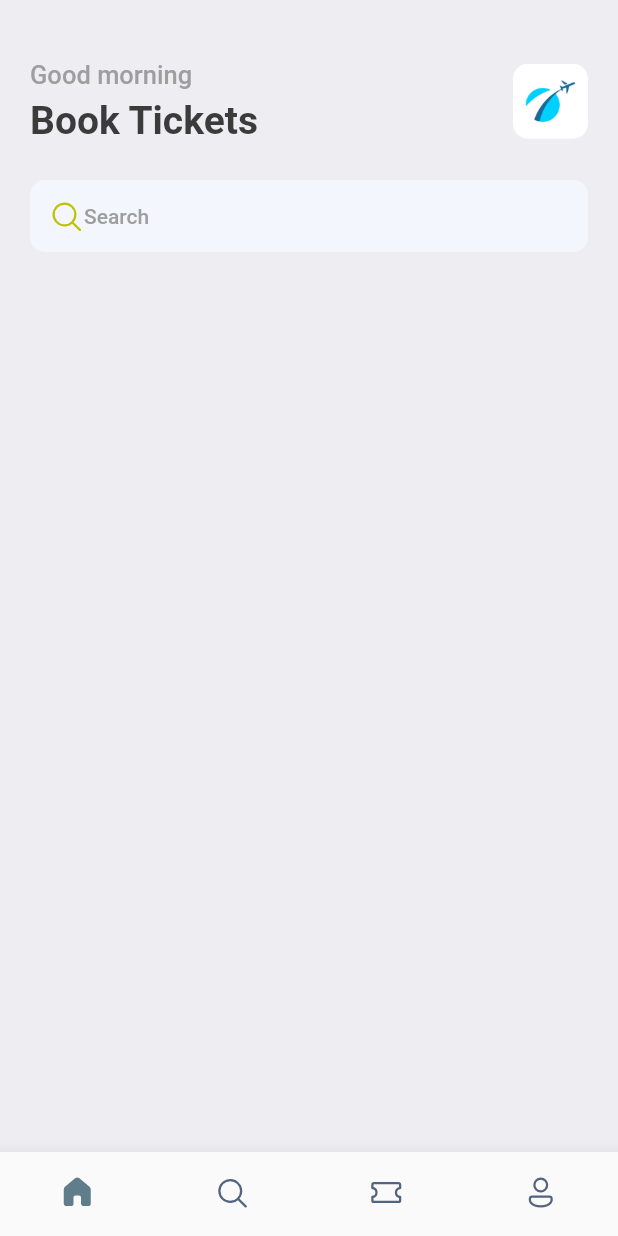
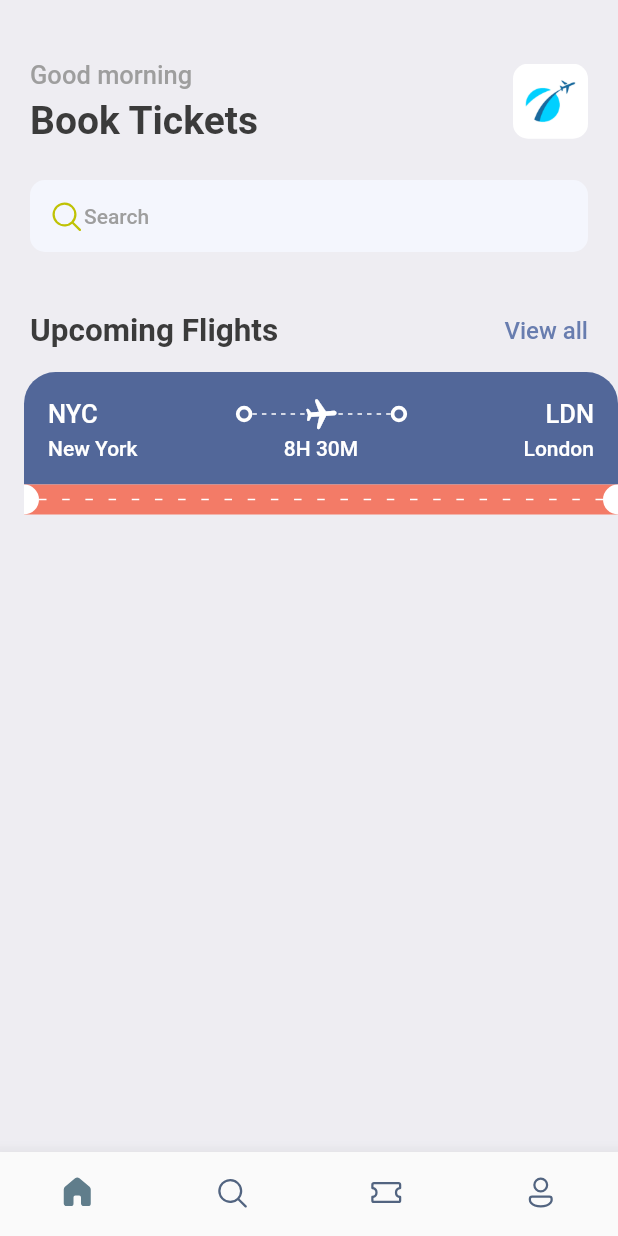
Before and after one commit to Morpa/BookTickets, a Flutter app: the screen it shows after launch, on a phone screen of 412 x 824 dp. Run offline on Flutter 3.47's test engine with Material 2 defaults, Android fonts, the phone set to English and light mode, and no system bars; our stand-ins replace fluentui_icons, gap.

Commit message:
init ticket

```diff
--- a/lib/screens/home_screen.dart
+++ b/lib/screens/home_screen.dart
@@ -1,7 +1,8 @@
+import 'package:flutter/material.dart';
 import 'package:fluentui_icons/fluentui_icons.dart';
-import 'package:flutter/material.dart';
+import 'package:gap/gap.dart';
 import 'package:booktickets/utils/app_styles.dart';
-import 'package:gap/gap.dart';
+import 'package:booktickets/screens/ticket.view.dart';
 
 class HomeScreen extends StatelessWidget {
   const HomeScreen({super.key});
@@ -76,11 +77,32 @@ class HomeScreen extends StatelessWidget {
                   ),
                 ),
 
+                const Gap(40),
                 //Flights
-                //1:32
+                Row(
+                  mainAxisAlignment: MainAxisAlignment.spaceBetween,
+                  children: [
+                    Text(
+                      'Upcoming Flights',
+                      style: Styles.headLineStyle2,
+                    ),
+                    InkWell(
+                      onTap: () {},
+                      child: Text(
+                        'View all',
+                        style: Styles.textStyle
+                            .copyWith(color: Styles.primaryColor),
+                      ),
+                    ),
+                  ],
+                )
               ],
             ),
           ),
+
+          const Gap(15),
+          //Tickets
+          const TicketView(),
         ],
       ),
     );
--- /dev/null
+++ b/lib/screens/ticket.view.dart
@@ -0,0 +1,188 @@
+import 'package:flutter/material.dart';
+import 'package:booktickets/utils/app_layout.dart';
+import 'package:booktickets/utils/app_styles.dart';
+import 'package:booktickets/widgets/thick_container.dart';
+import 'package:gap/gap.dart';
+
+class TicketView extends StatelessWidget {
+  const TicketView({super.key});
+
+  @override
+  Widget build(BuildContext context) {
+    final size = AppLayout.getSize(context);
+
+    return SizedBox(
+      width: size.width,
+      height: 200,
+      child: Container(
+        margin: const EdgeInsets.only(left: 16),
+        child: Column(
+          children: [
+            //Blue part
+            Container(
+              decoration: const BoxDecoration(
+                color: Color(0xFF526799),
+                borderRadius: BorderRadius.only(
+                  topLeft: Radius.circular(21),
+                  topRight: Radius.circular(21),
+                ),
+              ),
+              padding: const EdgeInsets.all(16),
+              child: Column(
+                children: [
+                  Row(
+                    children: [
+                      Text(
+                        'NYC',
+                        style:
+                            Styles.headLineStyle3.copyWith(color: Colors.white),
+                      ),
+                      Expanded(child: Container()),
+                      const ThickContainer(),
+                      Expanded(
+                        child: Stack(
+                          children: [
+                            SizedBox(
+                              height: 24,
+                              child: LayoutBuilder(
+                                builder: (BuildContext context,
+                                    BoxConstraints constraints) {
+                                  return Flex(
+                                    mainAxisAlignment:
+                                        MainAxisAlignment.spaceBetween,
+                                    mainAxisSize: MainAxisSize.max,
+                                    direction: Axis.horizontal,
+                                    children: List.generate(
+                                      (constraints.constrainWidth() / 6)
+                                          .floor(),
+                                      (index) => const SizedBox(
+                                        width: 3,
+                                        height: 1,
+                                        child: DecoratedBox(
+                                          decoration: BoxDecoration(
+                                            color: Colors.white,
+                                          ),
+                                        ),
+                                      ),
+                                    ),
+                                  );
+                                },
+                              ),
+                            ),
+                            Center(
+                              child: Transform.rotate(
+                                angle: 1.5,
+                                child: const Icon(
+                                  Icons.local_airport_rounded,
+                                  color: Colors.white,
+                                ),
+                              ),
+                            ),
+                          ],
+                        ),
+                      ),
+                      const ThickContainer(),
+                      Expanded(child: Container()),
+                      Text(
+                        'LDN',
+                        style:
+                            Styles.headLineStyle3.copyWith(color: Colors.white),
+                      ),
+                    ],
+                  ),
+                  const Gap(3),
+                  Row(
+                    mainAxisAlignment: MainAxisAlignment.spaceBetween,
+                    children: [
+                      SizedBox(
+                        width: 100,
+                        child: Text(
+                          'New York',
+                          style: Styles.headLineStyle4
+                              .copyWith(color: Colors.white),
+                        ),
+                      ),
+                      Text(
+                        '8H 30M',
+                        style: Styles.headLineStyle4.copyWith(
+                          color: Colors.white,
+                        ),
+                      ),
+                      SizedBox(
+                        width: 100,
+                        child: Text(
+                          'London',
+                          textAlign: TextAlign.end,
+                          style: Styles.headLineStyle4
+                              .copyWith(color: Colors.white),
+                        ),
+                      ),
+                    ],
+                  ),
+                ],
+              ),
+            ),
+
+            //Orange part
+            Container(
+              color: Styles.orangeColor,
+              child: Row(
+                children: [
+                  const SizedBox(
+                    height: 20,
+                    width: 10,
+                    child: DecoratedBox(
+                      decoration: BoxDecoration(
+                        color: Colors.white,
+                        borderRadius: BorderRadius.only(
+                          topRight: Radius.circular(10),
+                          bottomRight: Radius.circular(10),
+                        ),
+                      ),
+                    ),
+                  ),
+                  Expanded(
+                    child: LayoutBuilder(
+                      builder: (BuildContext buildContext,
+                          BoxConstraints constraints) {
+                        return Flex(
+                          direction: Axis.horizontal,
+                          mainAxisAlignment: MainAxisAlignment.spaceBetween,
+                          mainAxisSize: MainAxisSize.max,
+                          children: List.generate(
+                            (constraints.constrainWidth() / 15).floor(),
+                            (index) => const SizedBox(
+                              width: 5,
+                              height: 1,
+                              child: DecoratedBox(
+                                decoration: BoxDecoration(color: Colors.white),
+                              ),
+                            ),
+                          ),
+                        );
+                      },
+                    ),
+                  ),
+                  const SizedBox(
+                    height: 20,
+                    width: 10,
+                    child: DecoratedBox(
+                      decoration: BoxDecoration(
+                        color: Colors.white,
+                        borderRadius: BorderRadius.only(
+                          topLeft: Radius.circular(10),
+                          bottomLeft: Radius.circular(10),
+                        ),
+                      ),
+                    ),
+                  ),
+                ],
+              ),
+            ),
+          ],
+        ),
+      ),
+    );
+  }
+}
+//221
--- /dev/null
+++ b/lib/utils/app_layout.dart
@@ -0,0 +1,7 @@
+import 'package:flutter/material.dart';
+
+class AppLayout {
+  static getSize(BuildContext context) {
+    return MediaQuery.of(context).size;
+  }
+}
--- a/lib/utils/app_styles.dart
+++ b/lib/utils/app_styles.dart
@@ -6,7 +6,7 @@ abstract class Styles {
   static Color primaryColor = primary;
   static Color textColor = const Color(0xFF3b3b3b);
   static Color bgColor = const Color(0xFFeeedf2);
-  static Color orangeColor = const Color(0xFF526799);
+  static Color orangeColor = const Color(0xFFF37B67);
   static TextStyle textStyle = TextStyle(
     fontSize: 16,
     color: textColor,
--- /dev/null
+++ b/lib/widgets/thick_container.dart
@@ -0,0 +1,19 @@
+import 'package:flutter/material.dart';
+
+class ThickContainer extends StatelessWidget {
+  const ThickContainer({super.key});
+
+  @override
+  Widget build(BuildContext context) {
+    return Container(
+      padding: const EdgeInsets.all(3),
+      decoration: BoxDecoration(
+        borderRadius: BorderRadius.circular(20),
+        border: Border.all(
+          width: 2.5,
+          color: Colors.white,
+        ),
+      ),
+    );
+  }
+}
```
